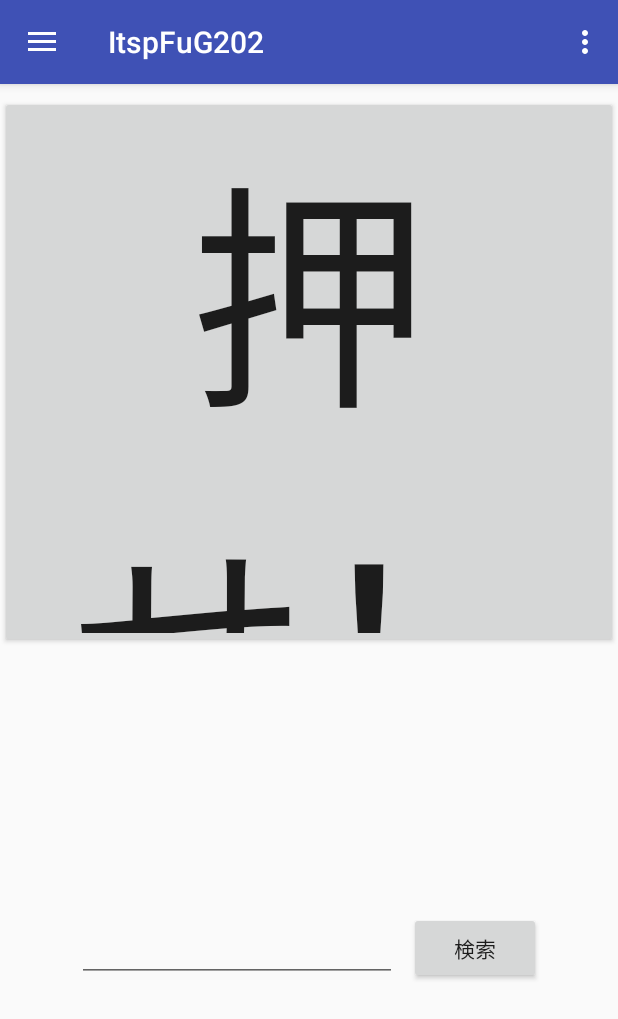
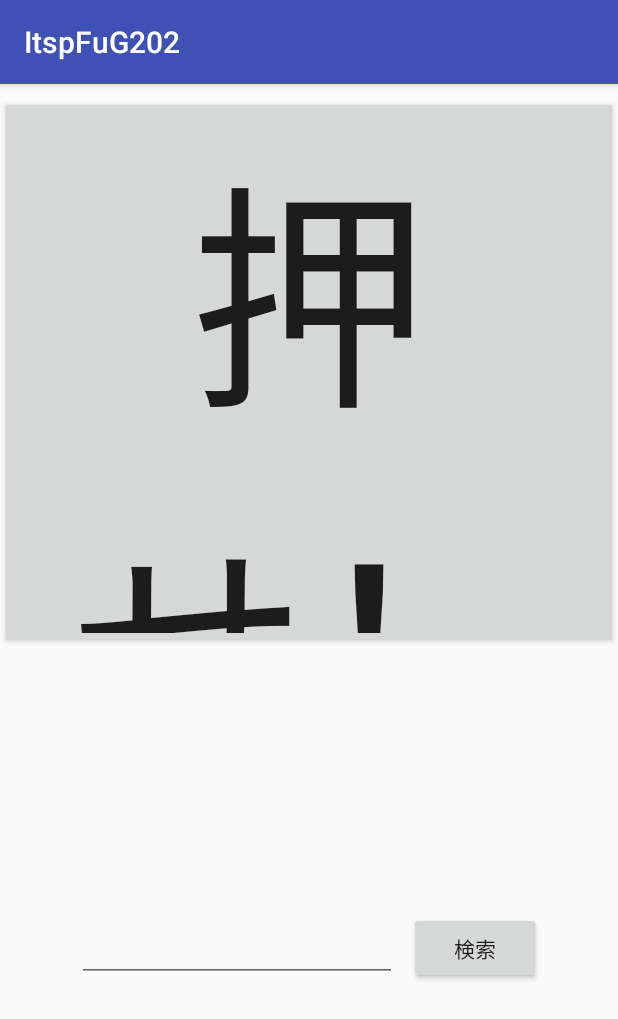
Before and after one commit to kirehashi1224/ITSPFuG202_client, an Android app: the screen it shows after launch (MainActivity), on a phone screen of 412 x 824 dp. Shown: the top 1019 px of the screen. Run offline under Robolectric (Android 15) with nearby library versions, the phone set to English and light mode, and no system bars.

Commit message:
ナビゲーションドロワーを削除

```diff
--- a/app/src/main/java/jp/ac/titech/itpro/sdl/itspfug202/MainActivity.java
+++ b/app/src/main/java/jp/ac/titech/itpro/sdl/itspfug202/MainActivity.java
@@ -28,8 +28,7 @@
 import retrofit2.Retrofit;
 import retrofit2.converter.gson.GsonConverterFactory;
 
-public class MainActivity extends AppCompatActivity
-        implements NavigationView.OnNavigationItemSelectedListener {
+public class MainActivity extends AppCompatActivity {
 
     @Override
     protected void onCreate(Bundle savedInstanceState) {
@@ -37,15 +36,6 @@
         setContentView(R.layout.activity_main);
         Toolbar toolbar = (Toolbar) findViewById(R.id.toolbar);
         setSupportActionBar(toolbar);
-
-        DrawerLayout drawer = (DrawerLayout) findViewById(R.id.drawer_layout);
-        ActionBarDrawerToggle toggle = new ActionBarDrawerToggle(
-                this, drawer, toolbar, R.string.navigation_drawer_open, R.string.navigation_drawer_close);
-        drawer.addDrawerListener(toggle);
-        toggle.syncState();
-
-        NavigationView navigationView = (NavigationView) findViewById(R.id.nav_view);
-        navigationView.setNavigationItemSelectedListener(this);
 
         Button searchButton = findViewById(R.id.searchButton);
         searchButton.setOnClickListener(new View.OnClickListener(){
@@ -79,50 +69,5 @@
         }
     }
 
-    @Override
-    public boolean onCreateOptionsMenu(Menu menu) {
-        // Inflate the menu; this adds items to the action bar if it is present.
-        getMenuInflater().inflate(R.menu.main, menu);
-        return true;
-    }
 
-    @Override
-    public boolean onOptionsItemSelected(MenuItem item) {
-        // Handle action bar item clicks here. The action bar will
-        // automatically handle clicks on the Home/Up button, so long
-        // as you specify a parent activity in AndroidManifest.xml.
-        int id = item.getItemId();
-
-        //noinspection SimplifiableIfStatement
-        if (id == R.id.action_settings) {
-            return true;
-        }
-
-        return super.onOptionsItemSelected(item);
-    }
-
-    @SuppressWarnings("StatementWithEmptyBody")
-    @Override
-    public boolean onNavigationItemSelected(MenuItem item) {
-        // Handle navigation view item clicks here.
-        int id = item.getItemId();
-
-        if (id == R.id.nav_camera) {
-            // Handle the camera action
-        } else if (id == R.id.nav_gallery) {
-
-        } else if (id == R.id.nav_slideshow) {
-
-        } else if (id == R.id.nav_manage) {
-
-        } else if (id == R.id.nav_share) {
-
-        } else if (id == R.id.nav_send) {
-
-        }
-
-        DrawerLayout drawer = (DrawerLayout) findViewById(R.id.drawer_layout);
-        drawer.closeDrawer(GravityCompat.START);
-        return true;
-    }
 }
--- a/app/src/main/res/layout/activity_main.xml
+++ b/app/src/main/res/layout/activity_main.xml
@@ -12,14 +12,4 @@
         layout="@layout/app_bar_main"
         android:layout_width="match_parent"
         android:layout_height="match_parent" />
-
-    <android.support.design.widget.NavigationView
-        android:id="@+id/nav_view"
-        android:layout_width="wrap_content"
-        android:layout_height="match_parent"
-        android:layout_gravity="start"
-        android:fitsSystemWindows="true"
-        app:headerLayout="@layout/nav_header_main"
-        app:menu="@menu/activity_main_drawer" />
-
 </android.support.v4.widget.DrawerLayout>
```
Also changed, not shown: app/src/main/res/layout/nav_header_main.xml (deleted, +0 -36 lines).
